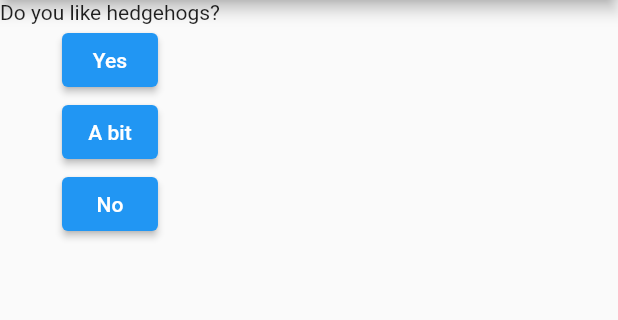
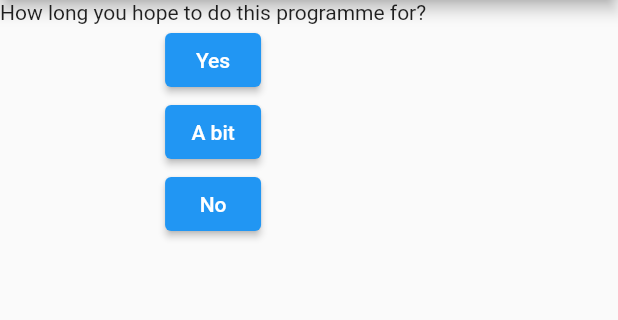
Before and after one commit to suvijj/DartAndFlutter, a Flutter app: the screen it shows after launch, on a phone screen of 412 x 824 dp, the part 84-404 px from its top. Run offline on Flutter 3.47's test engine with Material 2 defaults, Android fonts, the phone set to English and light mode, and no system bars.

Commit message:
kysymysten muokkaus lähemmäs lopullista appia

```diff
--- a/gym_app/lib/main.dart
+++ b/gym_app/lib/main.dart
@@ -27,8 +27,10 @@ void answerQuestion() {
   @override
   Widget build(BuildContext context) {
     var questions = [
-      'Do you like hedgehogs?',
-      'Do you eat meat?',
+      'How long you hope to do this programme for?', //Vastausvaihtoehdot days
+      'When do you hope to start the programme?', //Kalenterinäkymä?
+      'What is the name of your programme?', //Lisää vapaa kirjoitus vaihtoehdoksi
+      'Does this look good?', //kalenterinäkymä harjoittelulle
     ];
     return MaterialApp(home: Scaffold(
       appBar: AppBar(title: Text('Quiz App'),), //Appbar
@@ -37,7 +39,7 @@ void answerQuestion() {
           Question(
             questions[questionIndex]
           ),
-          ElevatedButton(child: Text('Yes'), onPressed: answerQuestion,),
+          ElevatedButton(child: Text('Yes'), onPressed: answerQuestion,), //oletusvastausvaihtoehdot
           ElevatedButton(child: Text('A bit'), onPressed: answerQuestion,),
           ElevatedButton(child: Text('No'), onPressed: answerQuestion,),
         ]),
```
